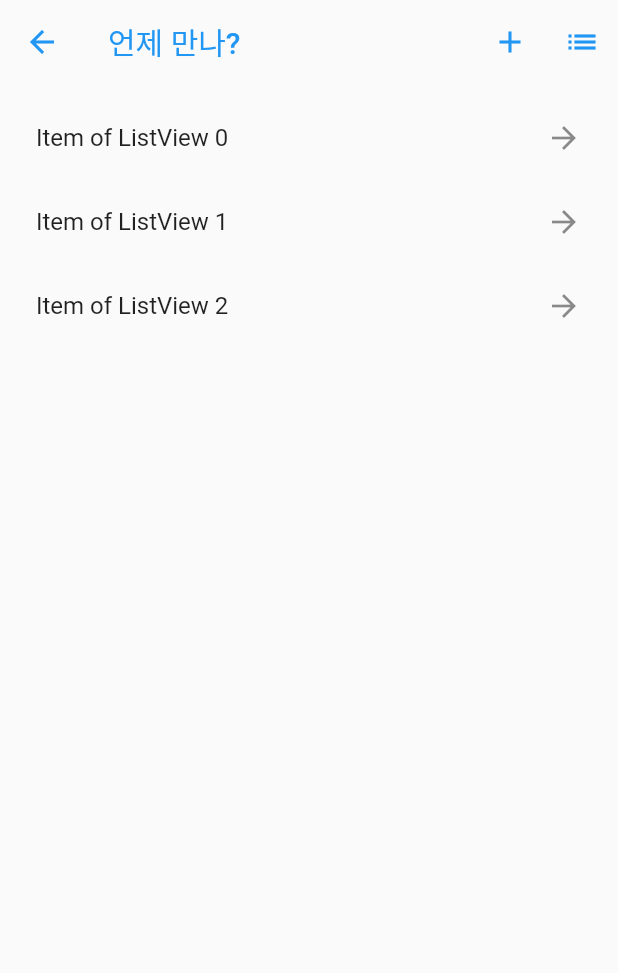
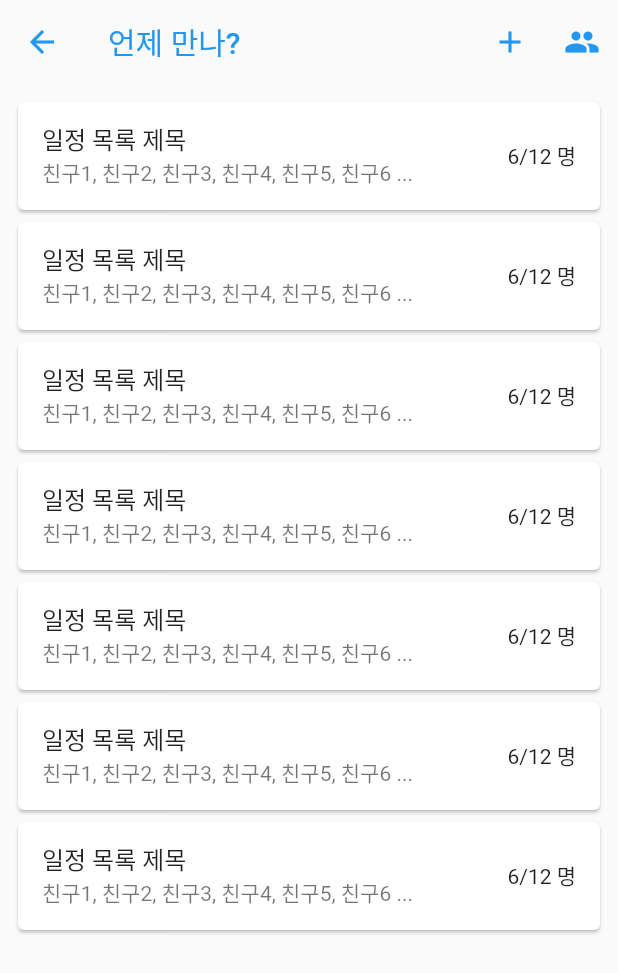
Before and after one commit to codemakim/when_are_we_gonna_meet, a Flutter app: the MainPage screen opened directly, on a phone screen of 412 x 824 dp. Shown: the top 973 px of the screen. Run offline on Flutter 3.47's test engine with Material 2 defaults, Android fonts, the phone set to English and light mode, and no system bars; our stand-ins replace font_awesome_flutter.

Commit message:
스캐줄 수정

```diff
--- a/lib/core/models/User.dart
+++ b/lib/core/models/User.dart
@@ -2,18 +2,22 @@
 /// 사용자 정보를 담기 위한 클래스입니다.
 class User {
   final String id;
+  final String name;
   final List<User> friends;
 
-  User({String id, List<User> friends})
+  User({String id, name, List<User> friends})
       : this.id = id ?? '',
+        this.name = name ?? '',
         this.friends = friends ?? null;
 
   User.fromJson(Map<String, dynamic> json)
       : id = json['id'],
+        name = json['name'],
         friends = json['friends'];
 
   Map<String, dynamic> toJson() => {
         'id': id,
+        'name': name,
         'friends': friends,
       };
 }
--- a/lib/ui/screens/MainPage.dart
+++ b/lib/ui/screens/MainPage.dart
@@ -1,15 +1,17 @@
 import 'package:flutter/material.dart';
 import 'package:when_are_we_gonna_meet/common/ThemeInfo.dart';
-import 'package:when_are_we_gonna_meet/ui/screens/GroupAddPage.dart';
-import 'package:when_are_we_gonna_meet/ui/screens/FriendListPage.dart';
-import 'package:when_are_we_gonna_meet/ui/screens/GroupDetailPage.dart';
+import 'package:when_are_we_gonna_meet/ui/screens/group/GroupAddPage.dart';
+import 'package:when_are_we_gonna_meet/ui/screens/user/FriendListPage.dart';
+import 'package:when_are_we_gonna_meet/ui/screens/group/GroupDetailPage.dart';
+import 'package:when_are_we_gonna_meet/ui/widgets/ScheduleListTile.dart';
 
 /// # MainPage.dart
-/// 메인페이지를 출력하기 위한 위젯 클래스입니다. 메인 페이지는 그룹 목록 표시,
-/// 그룹 생성 페이지, 친구 목록 페이지 이동 버튼이 표시되는 화면입니다.
+/// 메인페이지를 출력하기 위한 위젯 클래스입니다. 메인 페이지는 일정 목록 표시,
+/// 일정 생성 페이지, 친구 목록 페이지 이동 버튼이 표시되는 화면입니다.
 ///
 /// ## Author: jhkim
 /// ## Date: 2020.02.17
+/// ## Update : 2020.05.13
 class MainPage extends StatelessWidget {
   final int flag = 2;
 
@@ -51,11 +53,11 @@ class MainPage extends StatelessWidget {
                     builder: (context) => FriendListPage(),
                   ));
             },
-            icon: Icon(Icons.list),
+            icon: Icon(Icons.people),
           ),
         ],
       ),
-      body: flag == 0 ? emptyGroup(context) : haveGroup(context),
+      body: flag == 0 ? emptySchedule(context) : haveSchedule(context),
     );
   }
 }
@@ -64,7 +66,7 @@ class MainPage extends StatelessWidget {
 ///
 /// parameter [BuildContext] context
 /// return [Widget]
-Widget emptyGroup(BuildContext context) {
+Widget emptySchedule(BuildContext context) {
   return Center(
     child: Padding(
       padding: EdgeInsets.symmetric(
@@ -107,36 +109,17 @@ Widget emptyGroup(BuildContext context) {
 ///
 /// parameter [BuildContext] context
 /// return [Widget]
-Widget haveGroup(BuildContext context) {
+Widget haveSchedule(BuildContext context) {
   return ListView(
     padding: EdgeInsets.all(8.0),
     children: <Widget>[
-      ListTile(
-        onTap: () {
-          Navigator.push(
-              context,
-              MaterialPageRoute(
-                builder: (context) => GroupDetailPage(),
-              ));
-          print('Pressed Item of ListView 0');
-        },
-        title: Text('Item of ListView 0'),
-        trailing: Icon(Icons.arrow_forward),
-      ),
-      ListTile(
-        onTap: () {
-          print('Pressed Item of ListView 1');
-        },
-        title: Text('Item of ListView 1'),
-        trailing: Icon(Icons.arrow_forward),
-      ),
-      ListTile(
-        onTap: () {
-          print('Pressed Item of ListView 2');
-        },
-        title: Text('Item of ListView 2'),
-        trailing: Icon(Icons.arrow_forward),
-      ),
+      ScheduleListTile(),
+      ScheduleListTile(),
+      ScheduleListTile(),
+      ScheduleListTile(),
+      ScheduleListTile(),
+      ScheduleListTile(),
+      ScheduleListTile(),
     ],
   );
 }
--- a/lib/ui/screens/GroupDetailPage.dart
+++ b/lib/ui/screens/group/GroupDetailPage.dart
@@ -1,6 +1,6 @@
 import 'package:flutter/material.dart';
 import 'package:when_are_we_gonna_meet/common/ThemeInfo.dart';
-import 'package:when_are_we_gonna_meet/ui/screens/JoinFriendListPage.dart';
+import 'package:when_are_we_gonna_meet/ui/screens/user/FriendJoinListPage.dart';
 import 'package:when_are_we_gonna_meet/ui/widgets/ScheduleListTile.dart';
 
 /// # GroupDetailPage.dart
@@ -39,7 +39,7 @@ class GroupDetailPage extends StatelessWidget {
             onPressed: () {
               Navigator.push(
                 context,
-                MaterialPageRoute(builder: (context) => JoinFriendListPage())
+                MaterialPageRoute(builder: (context) => FriendJoinListPage())
               );
             },
           ),
--- a/lib/ui/screens/ScheduleDetailPage.dart
+++ b/lib/ui/screens/schedule/ScheduleDetailPage.dart
@@ -4,8 +4,15 @@ import 'package:when_are_we_gonna_meet/common/ThemeInfo.dart';
 /// # ScheduleDetailPage.dart
 /// 그룹 내 일정 상세 정보를 위한 페이지입니다.
 ///
-/// # Author jhkim
-/// # Date 2020.02.27
+/// 보여줘야하는 위젯
+/// - 각 사용자별 날짜 선택 현황
+/// - 종합되어 보여지는 날짜 선택 현황
+/// - 사용자 리스트
+/// - 간단한 일정 정보
+///
+/// ## Author jhkim
+/// ## Date 2020.02.27
+/// ## Update 2020.05.13
 class ScheduleDetailPage extends StatelessWidget {
   @override
   Widget build(BuildContext context) {
@@ -26,7 +33,11 @@ class ScheduleDetailPage extends StatelessWidget {
       body: Column(
         children: <Widget>[
           // 설정한 기간 표시
-          Container(),
+          Container(
+            child: Text(
+              '설정한 기간'
+            ),
+          ),
           // 캘린더 뷰 표시
           Container(),
           // 사용자 목록 표시
--- a/lib/ui/screens/JoinFriendListPage.dart
+++ b/lib/ui/screens/user/FriendJoinListPage.dart
@@ -1,7 +1,7 @@
 import 'package:flutter/material.dart';
 import 'package:when_are_we_gonna_meet/ui/widgets/UserListTile.dart';
 
-class JoinFriendListPage extends StatelessWidget {
+class FriendJoinListPage extends StatelessWidget {
   @override
   Widget build(BuildContext context) {
     return Scaffold(
--- a/lib/ui/widgets/ScheduleListTile.dart
+++ b/lib/ui/widgets/ScheduleListTile.dart
@@ -1,5 +1,5 @@
 import 'package:flutter/material.dart';
-import 'package:when_are_we_gonna_meet/ui/screens/ScheduleDetailPage.dart';
+import 'package:when_are_we_gonna_meet/ui/screens/schedule/ScheduleDetailPage.dart';
 
 /// # ScheduleListTile.dart
 /// 일정 목록 아이템 위젯
--- a/pubspec.yaml
+++ b/pubspec.yaml
@@ -25,7 +25,7 @@ dependencies:
   cupertino_icons: ^0.1.2
 
   font_awesome_flutter: ^8.5.0
-  carousel_slider: ^2.1.0
+  flutter_calendar_carousel: ^1.4.12
 
 dev_dependencies:
   flutter_test:
```
Also changed, not shown: lib/core/models/Schedule.dart (added, +50 -0 lines), lib/ui/screens/group/GroupAddPage.dart (renamed from lib/ui/screens/GroupAddPage.dart), lib/ui/screens/user/FriendListPage.dart (renamed from lib/ui/screens/FriendListPage.dart), pubspec.lock, 1 other file.
